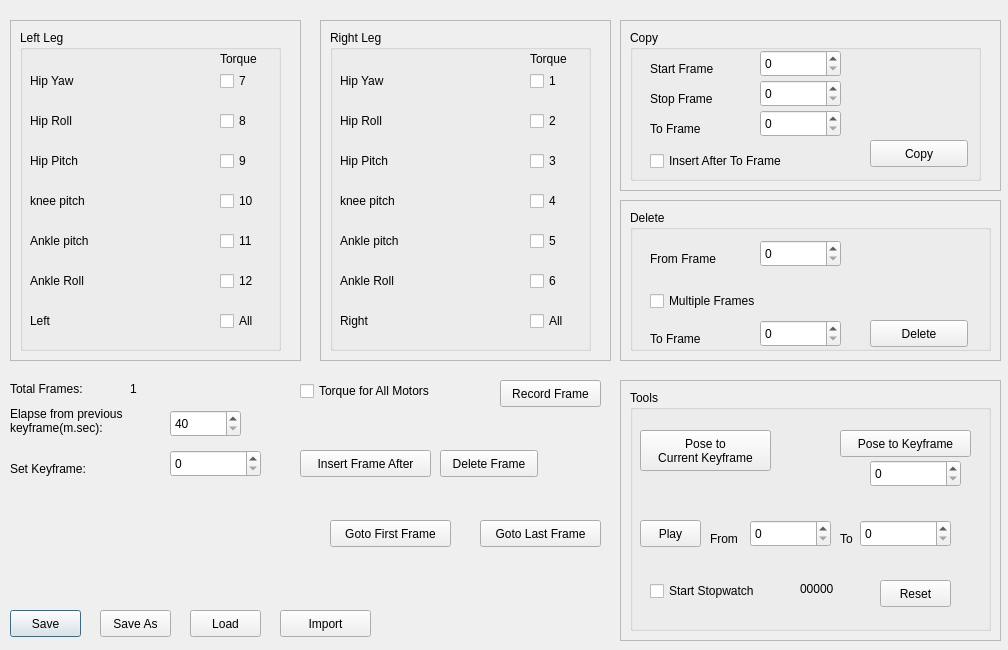
yantrabuddhi/pyqtDynamixel, file UI_zeno_rec.ui: the form before one commit.
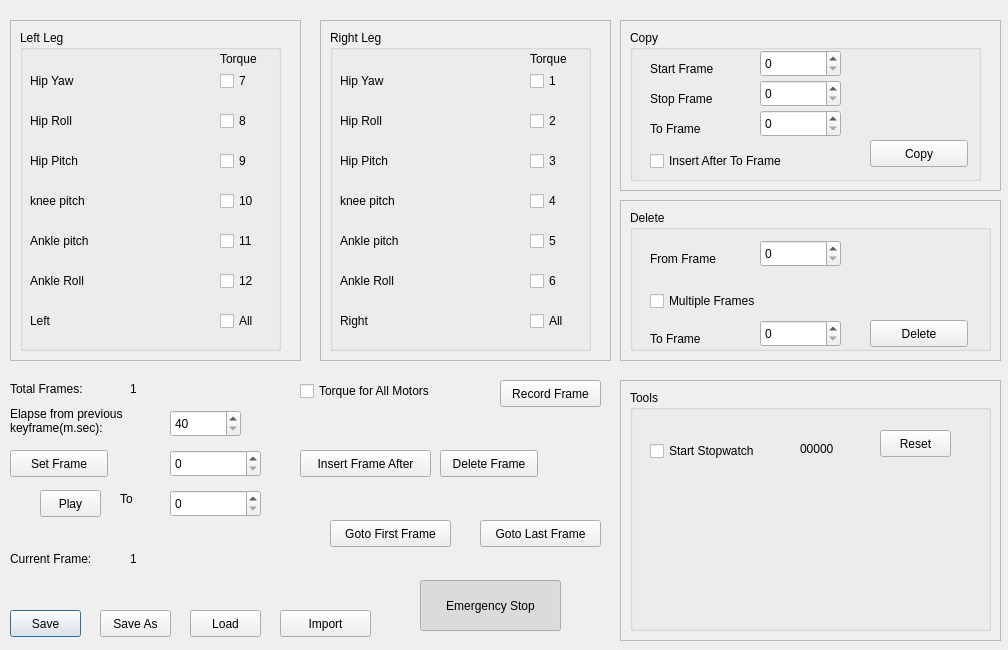
The form after the commit.

What changed in the file:
```diff
--- a/UI_zeno_rec.ui
+++ b/UI_zeno_rec.ui
@@ -559,20 +559,7 @@
     <number>100</number>
    </property>
   </widget>
-  <widget class="QLabel" name="label_2">
-   <property name="geometry">
-    <rect>
-     <x>10</x>
-     <y>460</y>
-     <width>101</width>
-     <height>17</height>
-    </rect>
-   </property>
-   <property name="text">
-    <string>Set Keyframe:</string>
-   </property>
-  </widget>
-  <widget class="QSpinBox" name="spinBox_2">
+  <widget class="QSpinBox" name="spinSetFrame">
    <property name="geometry">
     <rect>
      <x>170</x>
@@ -915,93 +902,11 @@
     <property name="title">
      <string>Tools</string>
     </property>
-    <widget class="QPushButton" name="pushButton_12">
-     <property name="geometry">
-      <rect>
-       <x>210</x>
-       <y>40</y>
-       <width>131</width>
-       <height>27</height>
-      </rect>
-     </property>
-     <property name="text">
-      <string>Pose to Keyframe</string>
-     </property>
-    </widget>
-    <widget class="QPushButton" name="pushButton_13">
-     <property name="geometry">
-      <rect>
-       <x>10</x>
-       <y>130</y>
-       <width>61</width>
-       <height>27</height>
-      </rect>
-     </property>
-     <property name="text">
-      <string>Play</string>
-     </property>
-    </widget>
-    <widget class="QLabel" name="label_9">
-     <property name="geometry">
-      <rect>
-       <x>80</x>
-       <y>140</y>
-       <width>41</width>
-       <height>17</height>
-      </rect>
-     </property>
-     <property name="text">
-      <string>From</string>
-     </property>
-    </widget>
-    <widget class="QLabel" name="label_10">
-     <property name="geometry">
-      <rect>
-       <x>210</x>
-       <y>140</y>
-       <width>31</width>
-       <height>17</height>
-      </rect>
-     </property>
-     <property name="text">
-      <string>To</string>
-     </property>
-    </widget>
-    <widget class="QSpinBox" name="spinBox_8">
-     <property name="geometry">
-      <rect>
-       <x>120</x>
-       <y>130</y>
-       <width>81</width>
-       <height>27</height>
-      </rect>
-     </property>
-    </widget>
-    <widget class="QSpinBox" name="spinBox_9">
-     <property name="geometry">
-      <rect>
-       <x>230</x>
-       <y>130</y>
-       <width>91</width>
-       <height>27</height>
-      </rect>
-     </property>
-    </widget>
-    <widget class="QSpinBox" name="spinBox_10">
-     <property name="geometry">
-      <rect>
-       <x>240</x>
-       <y>70</y>
-       <width>91</width>
-       <height>27</height>
-      </rect>
-     </property>
-    </widget>
-    <widget class="QCheckBox" name="checkBox_4">
+    <widget class="QCheckBox" name="chkStopWatch">
      <property name="geometry">
       <rect>
        <x>20</x>
-       <y>190</y>
+       <y>50</y>
        <width>141</width>
        <height>22</height>
       </rect>
@@ -1014,7 +919,7 @@
      <property name="geometry">
       <rect>
        <x>170</x>
-       <y>190</y>
+       <y>50</y>
        <width>61</width>
        <height>17</height>
       </rect>
@@ -1027,7 +932,7 @@
      <property name="geometry">
       <rect>
        <x>250</x>
-       <y>190</y>
+       <y>40</y>
        <width>71</width>
        <height>27</height>
       </rect>
@@ -1036,20 +941,6 @@
       <string>Reset</string>
      </property>
     </widget>
-    <widget class="QPushButton" name="pushButton_15">
-     <property name="geometry">
-      <rect>
-       <x>10</x>
-       <y>40</y>
-       <width>131</width>
-       <height>41</height>
-      </rect>
-     </property>
-     <property name="text">
-      <string>Pose to 
-Current Keyframe</string>
-     </property>
-    </widget>
    </widget>
   </widget>
   <widget class="QLabel" name="label_12">
@@ -1065,6 +956,100 @@
     <string>1</string>
    </property>
   </widget>
+  <widget class="QPushButton" name="btnPlay">
+   <property name="geometry">
+    <rect>
+     <x>40</x>
+     <y>490</y>
+     <width>61</width>
+     <height>27</height>
+    </rect>
+   </property>
+   <property name="text">
+    <string>Play</string>
+   </property>
+  </widget>
+  <widget class="QSpinBox" name="spinPlayTo">
+   <property name="geometry">
+    <rect>
+     <x>170</x>
+     <y>490</y>
+     <width>91</width>
+     <height>27</height>
+    </rect>
+   </property>
+  </widget>
+  <widget class="QLabel" name="label_10">
+   <property name="geometry">
+    <rect>
+     <x>120</x>
+     <y>490</y>
+     <width>31</width>
+     <height>17</height>
+    </rect>
+   </property>
+   <property name="text">
+    <string>To</string>
+   </property>
+  </widget>
+  <widget class="QPushButton" name="btnSetFrame">
+   <property name="geometry">
+    <rect>
+     <x>10</x>
+     <y>450</y>
+     <width>98</width>
+     <height>27</height>
+    </rect>
+   </property>
+   <property name="text">
+    <string>Set Frame</string>
+   </property>
+  </widget>
+  <widget class="QLabel" name="label_2">
+   <property name="geometry">
+    <rect>
+     <x>10</x>
+     <y>550</y>
+     <width>111</width>
+     <height>17</height>
+    </rect>
+   </property>
+   <property name="text">
+    <string>Current Frame:</string>
+   </property>
+  </widget>
+  <widget class="QLabel" name="lblCurrFrame">
+   <property name="geometry">
+    <rect>
+     <x>130</x>
+     <y>550</y>
+     <width>66</width>
+     <height>17</height>
+    </rect>
+   </property>
+   <property name="text">
+    <string>1</string>
+   </property>
+  </widget>
+  <widget class="QPushButton" name="btnStopAll">
+   <property name="geometry">
+    <rect>
+     <x>420</x>
+     <y>580</y>
+     <width>141</width>
+     <height>51</height>
+    </rect>
+   </property>
+   <property name="text">
+    <string>Emergency Stop</string>
+   </property>
+   <property name="checkable">
+    <bool>true</bool>
+   </property>
+   <property name="checked">
+    <bool>true</bool>
+   </property>
+  </widget>
  </widget>
  <resources/>
  <connections/>
```
Left out of the diff: 48 changed lines with no effect on the pictures.
